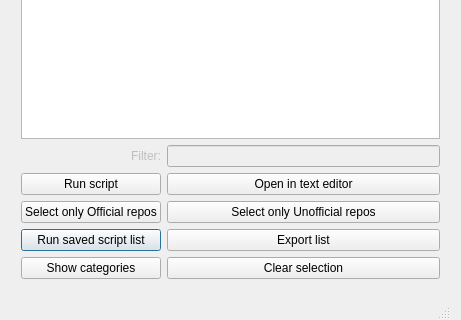
Before: the Qt Designer form src/packagesdialog.ui in adgellida/ubunsys, drawn with Qt 5; both pictures show x 0 to 461 and y 361 to 681 of the 461 by 681 pixel window.
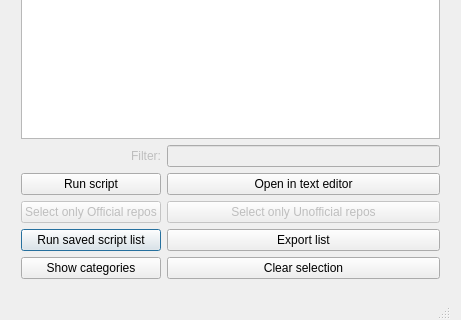
After: the same form once the commit is applied.

Diff of the .ui file:
```diff
--- a/src/packagesdialog.ui
+++ b/src/packagesdialog.ui
@@ -38,6 +38,9 @@
     </item>
     <item row="3" column="0">
      <widget class="QPushButton" name="selectOfficialReposButton">
+      <property name="enabled">
+       <bool>false</bool>
+      </property>
       <property name="text">
        <string>Select only Official repos</string>
       </property>
@@ -52,6 +55,9 @@
     </item>
     <item row="3" column="1">
      <widget class="QPushButton" name="selectUnofficialReposButton">
+      <property name="enabled">
+       <bool>false</bool>
+      </property>
       <property name="text">
        <string>Select only Unofficial repos</string>
       </property>
```
